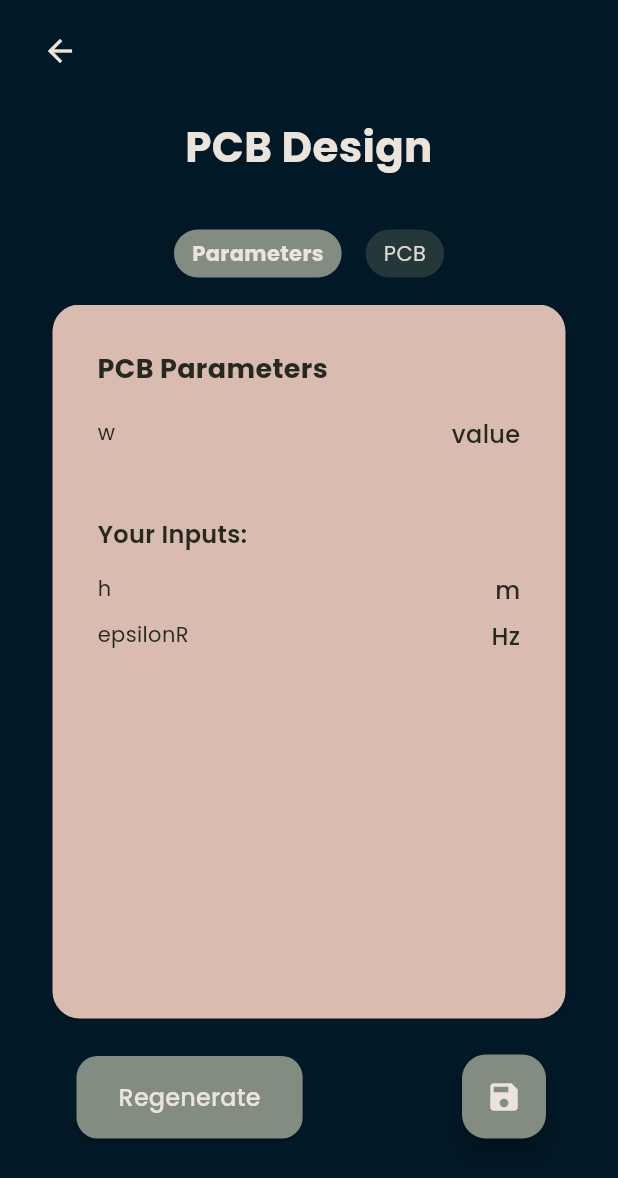
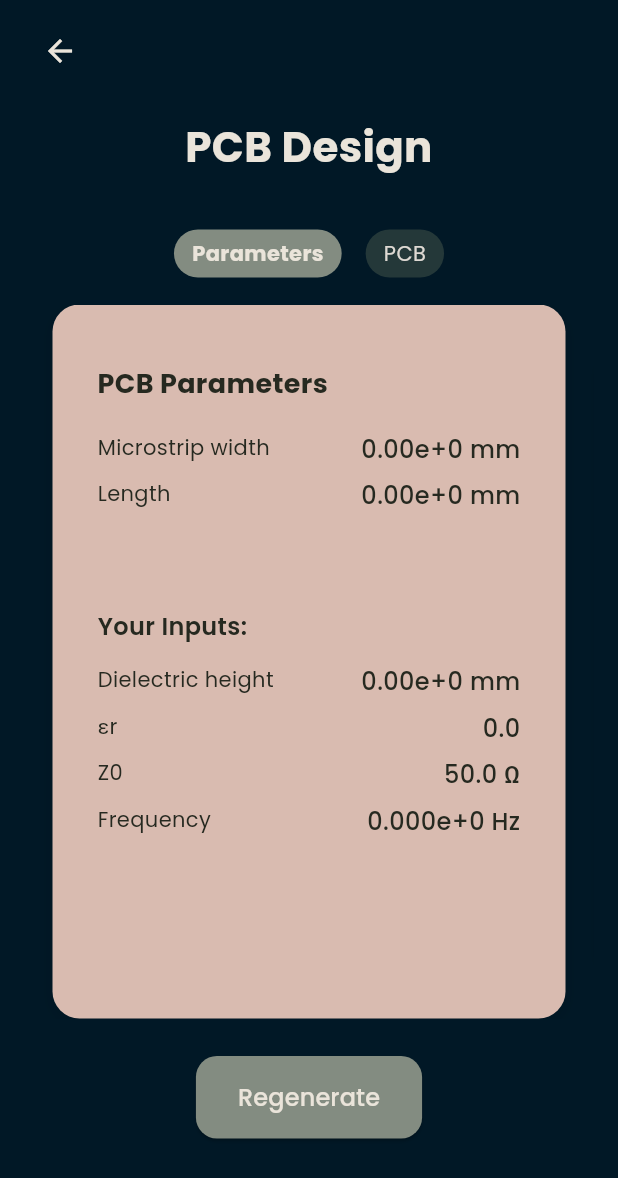
Before and after one commit to LlamaLuLu/matching-network-wizard-app, a Flutter app: the PcbPage screen opened by its route, on a phone screen of 412 x 824 dp. Shown: the top 1178 px of the screen. Run offline on Flutter 3.47's test engine with Material 3 defaults, Android fonts, the phone set to English and light mode, and no system bars; drawn by our look-alikes of carousel_slider; our stand-ins replace fl_chart, shared_preferences; missing offline and left inert: complex; accounts and stored records are empty.

Commit message:
v1.3
- added microstrip stuff but calcs not looking good

```diff
--- a/matching_network_wizard_app/lib/pages/input_page.dart
+++ b/matching_network_wizard_app/lib/pages/input_page.dart
@@ -33,7 +33,7 @@ class _InputPageState extends State<InputPage> {
                       // back arrow button
                       Padding(
                         padding: const EdgeInsets.only(left: 11),
-                        child: AppWidgets.backButton(context),
+                        child: AppWidgets.backButton(context, path: '/start'),
                       ),
 
                       // heading: Input Parameters
--- a/matching_network_wizard_app/lib/pages/pcb_page.dart
+++ b/matching_network_wizard_app/lib/pages/pcb_page.dart
@@ -4,6 +4,8 @@ import 'package:flutter/material.dart';
 import 'package:matching_network_wizard_app/utils/app_theme.dart';
 import 'package:matching_network_wizard_app/utils/app_widgets.dart';
 import 'package:matching_network_wizard_app/utils/button_funcs.dart';
+import 'package:matching_network_wizard_app/utils/calculations.dart';
+import 'package:matching_network_wizard_app/utils/saved_data.dart';
 
 class PcbPage extends StatefulWidget {
   const PcbPage({super.key});
@@ -16,12 +18,45 @@ class _PcbPageState extends State<PcbPage> {
   final CarouselSliderController _carouselController =
       CarouselSliderController();
   final List<String> _pageLabels = ['Parameters', 'PCB'];
-
   int _currentIndex = 0;
 
+  String matchingNetwork = '';
+  List<double> userInputs = [0, 0, 0, 0]; // [height, epsilonR, z0, f]
+  List<double> calculatedData = [0, 0]; // [width, length]
+
   @override
+  void initState() {
+    super.initState();
+    loadResults();
+  }
+
+  Future<void> loadResults() async {
+    double height = await SavedData.getHeight();
+    double epsilonR = await SavedData.getEpsilonR();
+    double z0 = await SavedData.getZ0();
+    double f = await SavedData.getF();
+    userInputs = [height * 1000, epsilonR, z0, f];
+
+    double width = await SavedData.getWidth();
+    width = Calculations.estimateWidth(height, z0, epsilonR);
+    double length = await SavedData.getLength();
+
+    String matchingNetworkType = await SavedData.getMatchingNetworkType();
+    if (matchingNetworkType == 'quarterwave') {
+      matchingNetwork = 'Quarter-Wave\n';
+      double qLength = Calculations.getTrackLength(90, z0, height, epsilonR, f);
+      calculatedData = [width * 1000, qLength * 1000];
+    } else if (matchingNetworkType == 'singlestub') {
+      matchingNetwork = 'Stub ';
+      double stubLength =
+          Calculations.getTrackLength(37.2, z0, height, epsilonR, f);
+      calculatedData = [width * 1000, stubLength * 1000];
+    }
+
+    setState(() {});
+  }
+
   Widget build(BuildContext context) {
-    // inputs for epsilon_r, height, width, length, and thickness
     // output area
     return Scaffold(
       backgroundColor: AppTheme.bg5,
@@ -86,8 +121,10 @@ class _PcbPageState extends State<PcbPage> {
               Expanded(
                 child: CarouselSlider(
                   items: [
-                    AppWidgets.buildPCBParametersCard(),
-                    AppWidgets.buildPCBDiagram(),
+                    AppWidgets.buildPCBParametersCard(
+                        userInputs, calculatedData, matchingNetwork),
+                    AppWidgets.buildPCBDiagram(
+                        calculatedData[0], userInputs[0]),
                   ],
                   options: CarouselOptions(
                     height: double.infinity,
@@ -105,29 +142,35 @@ class _PcbPageState extends State<PcbPage> {
               ),
 
               const SizedBox(height: 25),
-              Align(
-                alignment: Alignment.centerLeft,
-                child: Padding(
-                  padding: const EdgeInsets.only(bottom: 55, left: 35),
-                  child: AppWidgets.greenButton(
-                      'Regenerate', () => ButtonFuncs.regenBtn(context)),
-                ),
+              Padding(
+                padding: const EdgeInsets.only(bottom: 55),
+                child: AppWidgets.greenButton(
+                    'Regenerate', () => ButtonFuncs.regenBtn(context, true)),
               ),
+
+              // Align(
+              //   alignment: Alignment.centerLeft,
+              //   child: Padding(
+              //     padding: const EdgeInsets.only(bottom: 55, left: 35),
+              //     child: AppWidgets.greenButton(
+              //         'Regenerate', () => ButtonFuncs.regenBtn(context)),
+              //   ),
+              // ),
             ],
           ),
         ),
       ),
-      floatingActionButton: Padding(
-        padding: const EdgeInsets.only(bottom: 49, right: 32),
-        child: FloatingActionButton(
-          onPressed: () {
-            // Add your action here
-          },
-          backgroundColor: AppTheme.bg2,
-          foregroundColor: AppTheme.text2,
-          child: const Icon(Icons.save),
-        ),
-      ),
+      // floatingActionButton: Padding(
+      //   padding: const EdgeInsets.only(bottom: 49, right: 32),
+      //   child: FloatingActionButton(
+      //     onPressed: () {
+      //       // Add your action here
+      //     },
+      //     backgroundColor: AppTheme.bg2,
+      //     foregroundColor: AppTheme.text2,
+      //     child: const Icon(Icons.save),
+      //   ),
+      // ),
     );
   }
 }
--- a/matching_network_wizard_app/lib/utils/app_widgets.dart
+++ b/matching_network_wizard_app/lib/utils/app_widgets.dart
@@ -1,3 +1,5 @@
+import 'dart:math';
+
 import 'package:fl_chart/fl_chart.dart';
 import 'package:flutter/material.dart';
 import 'package:matching_network_wizard_app/utils/app_theme.dart';
@@ -5,7 +7,7 @@ import 'package:matching_network_wizard_app/utils/saved_data.dart';
 
 class AppWidgets {
   //--------------------- BUTTONS ------------------------//
-  static Widget backButton(BuildContext context) {
+  static Widget backButton(BuildContext context, {String? path}) {
     return Align(
       alignment: Alignment.topLeft,
       child: IconButton(
@@ -13,7 +15,11 @@ class AppWidgets {
         color: AppTheme.text2,
         onPressed: () async {
           await SavedData.setAutoMode(false);
+          if (path != null) {
+            Navigator.pushNamed(context, path);
+          } else {
             Navigator.pop(context);
+          }
         },
       ),
     );
@@ -260,6 +266,32 @@ class AppWidgets {
     } else {
       return 'NaN';
     }
+  }
+
+  static bool isValidCap(double cVal) {
+    if (cVal < pow(1, -12) || cVal > pow(5, -9)) {
+      return false;
+    } else {
+      return true;
+    }
+  }
+
+  static bool isValidInd(double lVal) {
+    if (lVal < pow(5, -9) || lVal > pow(1, -6)) {
+      return false;
+    } else {
+      return true;
+    }
+  }
+
+  static bool isValidSolution(List<bool> validComponents) {
+    // Check if all components are valid
+    for (bool isValid in validComponents) {
+      if (!isValid) {
+        return false; // Return false if any component is invalid
+      }
+    }
+    return true; // All components are valid
   }
 
   static Widget buildParametersCard(
@@ -668,9 +700,10 @@ class AppWidgets {
     );
   }
 
-  static Widget buildPCBParametersCard() {
+  static Widget buildPCBParametersCard(List<double> userInputs,
+      List<double> calculatedData, String matchingNetwork) {
     return Container(
-      padding: const EdgeInsets.only(top: 30, left: 30, right: 30, bottom: 20),
+      padding: const EdgeInsets.only(top: 40, left: 30, right: 30, bottom: 20),
       decoration: BoxDecoration(
         color: AppTheme.bg1,
         borderRadius: BorderRadius.circular(18),
@@ -700,25 +733,32 @@ class AppWidgets {
               padding: const EdgeInsets.only(bottom: 20),
               child: Column(
                 children: [
-                  buildParameterRow('w', 'value'),
+                  buildParameterRow('Microstrip width',
+                      '${calculatedData[0].toStringAsExponential(2)} mm'),
+                  buildParameterRow('${matchingNetwork}Length',
+                      '${calculatedData[1].toStringAsExponential(2)} mm'),
                 ],
               ),
             ),
             Padding(
-              padding: const EdgeInsets.only(top: 20, bottom: 10),
+              padding: const EdgeInsets.only(top: 40, bottom: 10),
               child: resultHeading2('Your Inputs:'),
             ),
-            buildParameterRow('h', ' m'),
-            buildParameterRow('epsilonR', ' Hz'),
+            buildParameterRow('Dielectric height',
+                '${userInputs[0].toStringAsExponential(2)} mm'),
+            buildParameterRow('\u03B5r', userInputs[1].toString()),
+            buildParameterRow('Z0', '${userInputs[2].toStringAsFixed(1)} Ω'),
+            buildParameterRow(
+                'Frequency', '${userInputs[3].toStringAsExponential(3)} Hz'),
           ],
         ),
       ),
     );
   }
 
-  static Widget buildPCBDiagram() {
+  static Widget buildPCBDiagram(double w, double h) {
     return Container(
-      padding: const EdgeInsets.symmetric(vertical: 30, horizontal: 15),
+      padding: const EdgeInsets.symmetric(vertical: 30, horizontal: 8),
       decoration: BoxDecoration(
         color: AppTheme.bg1,
         borderRadius: BorderRadius.circular(18),
@@ -734,19 +774,16 @@ class AppWidgets {
         crossAxisAlignment: CrossAxisAlignment.center,
         children: [
           Text(
-            'PCB Diagram',
+            'Microstrip Dimensions',
             style: TextStyle(
               color: AppTheme.text1,
               fontSize: 18,
               fontWeight: FontWeight.bold,
             ),
           ),
-          const SizedBox(height: 12),
-          Expanded(
-            child: Center(
-              // Replace this placeholder with your actual image loading
-              child: Image.asset(
-                'assets/image.PNG',
+          const SizedBox(height: 15),
+          Image.asset(
+            'assets/microstrip_diag.PNG',
             fit: BoxFit.contain,
             errorBuilder: (context, error, stackTrace) {
               return Container(
@@ -761,18 +798,14 @@ class AppWidgets {
               );
             },
           ),
-            ),
-          ),
-          const SizedBox(height: 15),
-          // replace with diagram label
+          const SizedBox(height: 30),
           Padding(
-            padding: const EdgeInsets.only(bottom: 5),
-            child: Text(
-              'Microstrip Support',
-              style: TextStyle(
-                color: AppTheme.text1,
-                fontSize: 14,
-              ),
+            padding: const EdgeInsets.symmetric(horizontal: 25),
+            child: Column(
+              children: [
+                buildParameterRow('w', '${w.toStringAsExponential(2)} mm'),
+                buildParameterRow('h', '${h.toStringAsExponential(2)} mm'),
+              ],
             ),
           ),
         ],
--- a/matching_network_wizard_app/lib/utils/calculations.dart
+++ b/matching_network_wizard_app/lib/utils/calculations.dart
@@ -245,10 +245,49 @@ class Calculations {
     return lShortDivLambdaList;
   }
 
-  //------------------- PCB CALCULATIONS ----------------------//
-  static double calcW(double z0, double h, double epsilonR) {
-    //double epsilon_eff = (epsilon_r + 1) / 2 + ((epsilon_r - 1) / 2) * (1 / (math.sqrt(1 + 12 * h / Z0)));
-    //double w = (Z0 / 60) * math.sqrt(2 / (epsilon_eff + 1)) * math.log((4 * h / w) + math.sqrt(1 + (4 * h / w)**2))
-    return 0;
+  //--------------------------- PCB DESIGN --------------------------------//
+  // Calculate ε_eff (Effective dielectric constant)
+  static double calcEpsilonEff(double w, double h, double epsilonR) {
+    double whRatio = w / h;
+    return (epsilonR + 1) / 2 +
+        ((epsilonR - 1) / 2) * (1 / sqrt(1 + 12 / whRatio));
+  }
+
+  // Guided wavelength λg in mm
+  static double calcLambdaG(double epsilonEff, double f) {
+    double lambda = Constants.C / (f * sqrt(epsilonEff)); // in meters
+    return lambda * 1000; // Convert to mm
+  }
+
+  // Estimate width W (in mm) using iterative approach
+  static double estimateWidth(double h, double z0, double epsilonR) {
+    double w = h; // Start with W = h
+    double step = h / 10;
+    double targetZ0 = z0;
+    for (int i = 0; i < 1000; i++) {
+      double whRatio = w / h;
+      double eeff = calcEpsilonEff(w, h, epsilonR);
+      double z;
+
+      if (whRatio <= 2) {
+        z = (60 / sqrt(eeff)) * log(8 / whRatio + 0.25 * whRatio);
+      } else {
+        z = (120 * pi) /
+            (sqrt(eeff) * (whRatio + 1.393 + 0.667 * log(whRatio + 1.444)));
+      }
+
+      if ((z - targetZ0).abs() < 0.1) return w * 1000; // return mm
+      w += (z > targetZ0) ? step : -step;
+    }
+    return -1; // If no solution found
+  }
+
+  // Get track length for given electrical angle (e.g. 90°)
+  static double getTrackLength(
+      double degrees, double z0, double h, double epsilonR, double f) {
+    double w = estimateWidth(h, z0, epsilonR);
+    double epsilonEff = calcEpsilonEff(w, h, epsilonR);
+    double lambdaG = calcLambdaG(epsilonEff, f);
+    return (degrees / 360) * lambdaG;
   }
 }
--- a/matching_network_wizard_app/lib/utils/saved_data.dart
+++ b/matching_network_wizard_app/lib/utils/saved_data.dart
@@ -26,7 +26,6 @@ class SavedData {
   static const String matchedKey = 'matched';
 
   // pcb
-  static const String widthKey = 'width';
   static const String heightKey = 'height';
   static const String epsilonRKey = 'epsilonR';
 
@@ -72,6 +71,10 @@ class SavedData {
   static const String lOpenDivLambda2 = 'lOpen2';
   static const String lShortDivLambda1 = 'lShort1';
   static const String lShortDivLambda2 = 'lShort2';
+
+  // PCB DESIGN
+  static const String widthKey = 'width';
+  static const String lengthKey = 'length';
 
   //---------------------- FUNCTIONS ----------------------//
 
@@ -140,10 +143,8 @@ class SavedData {
     await setBB(bB);
   }
 
-  static Future<void> savePCBInputsData(
-      double w, double h, double epsilonR) async {
+  static Future<void> savePCBInputsData(double h, double epsilonR) async {
     final SharedPreferences prefs = await SharedPreferences.getInstance();
-    await setWidth(w);
     await setHeight(h);
     await setEpsilonR(epsilonR);
   }
@@ -166,17 +167,6 @@ class SavedData {
   */
 
   // FOR PCB:
-  // width
-  static Future<void> setWidth(double width) async {
-    final SharedPreferences prefs = await SharedPreferences.getInstance();
-    await prefs.setDouble(widthKey, width);
-  }
-
-  static Future<double> getWidth() async {
-    final SharedPreferences prefs = await SharedPreferences.getInstance();
-    return prefs.getDouble(widthKey) ?? 0.0; // Default value if not set
-  }
-
   // height
   static Future<void> setHeight(double height) async {
     final SharedPreferences prefs = await SharedPreferences.getInstance();
@@ -197,6 +187,28 @@ class SavedData {
   static Future<double> getEpsilonR() async {
     final SharedPreferences prefs = await SharedPreferences.getInstance();
     return prefs.getDouble(epsilonRKey) ?? 0.0; // Default value if not set
+  }
+
+  // width
+  static Future<void> setWidth(double width) async {
+    final SharedPreferences prefs = await SharedPreferences.getInstance();
+    await prefs.setDouble(widthKey, width);
+  }
+
+  static Future<double> getWidth() async {
+    final SharedPreferences prefs = await SharedPreferences.getInstance();
+    return prefs.getDouble(widthKey) ?? 0.0; // Default value if not set
+  }
+
+  // length
+  static Future<void> setLength(double length) async {
+    final SharedPreferences prefs = await SharedPreferences.getInstance();
+    await prefs.setDouble(lengthKey, length);
+  }
+
+  static Future<double> getLength() async {
+    final SharedPreferences prefs = await SharedPreferences.getInstance();
+    return prefs.getDouble(lengthKey) ?? 0.0; // Default value if not set
   }
 
   // cap & ind values
```
Also changed, not shown: matching_network_wizard_app/lib/pages/pcb_inputs_page.dart (+24 -9 lines), matching_network_wizard_app/lib/pages/results_page.dart (+3 -4 lines), matching_network_wizard_app/lib/utils/button_funcs.dart (+23 -22 lines), matching_network_wizard_app/assets/microstrip_diag.PNG (added), 4 other files. Lines whose indentation alone changed are shown as unchanged.
